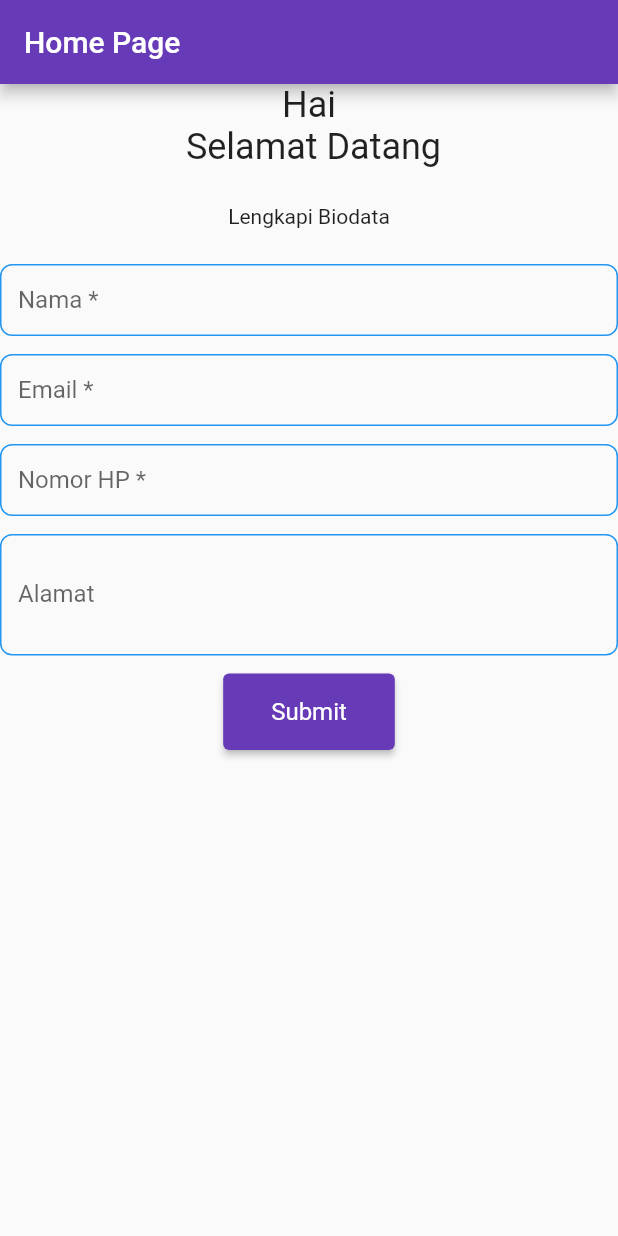
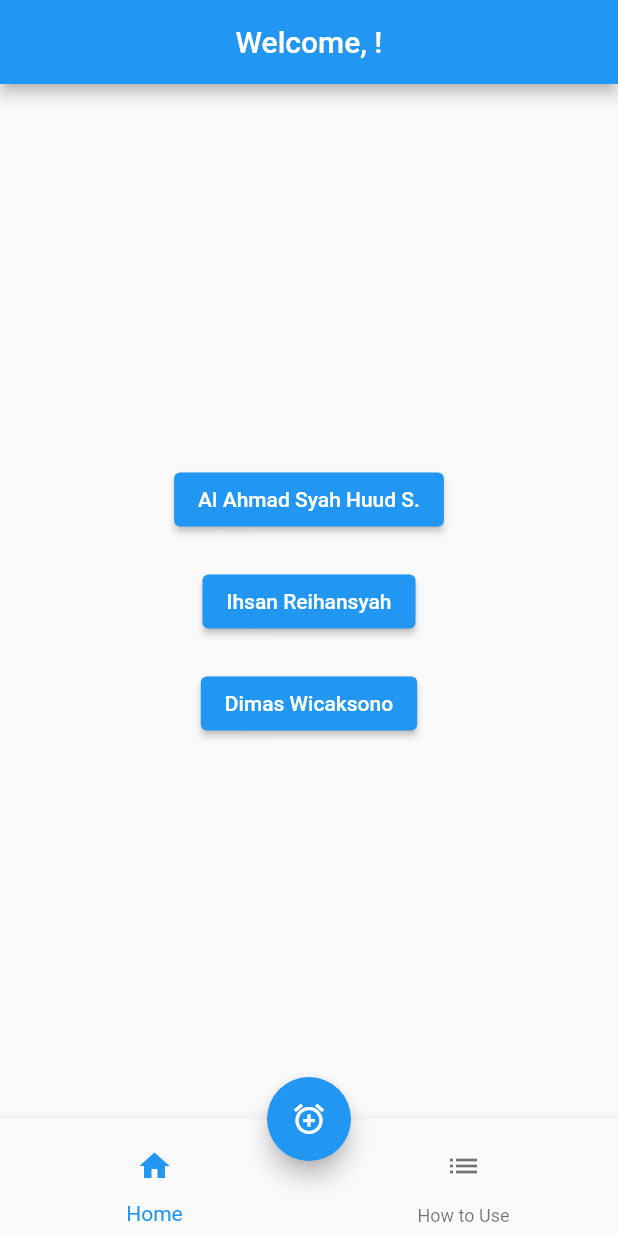
Before and after one commit to triggeredsoyboy/mobile, a Flutter app: the HomePage screen opened directly with empty values, on a phone screen of 412 x 824 dp. Run offline on Flutter 3.47's test engine with Material 2 defaults, Android fonts, the phone set to English and light mode, and no system bars.

```diff
--- a/lib/home_page.dart
+++ b/lib/home_page.dart
@@ -1,6 +1,6 @@
 import 'package:flutter/material.dart';
 import 'package:flutter/widgets.dart';
-import 'package:firstflutterapp/profile_page.dart';
+import 'stopwatch.dart';
 
 class HomePage extends StatefulWidget {
   final String username;
@@ -12,141 +12,112 @@ class HomePage extends StatefulWidget {
 }
 
 class _HomePageState extends State<HomePage> {
-  String _namaLengkap = "";
-  String _email = "";
-  String _nomorHandphone = "";
-  String _alamatRumah = "";
+  final String username = "";
+  int pageIndex = 0;
+  final pages = [
+    const Page1(),
+    const Page2(),
+  ];
 
   @override
   Widget build(BuildContext context) {
     return Scaffold(
       appBar: AppBar(
-        title: Text('Home Page'),
+        title: Text('Welcome, ${widget.username}!'),
+        centerTitle: true,
       ),
-      body: Container(
+      body: pages[pageIndex],
+      bottomNavigationBar: BottomNavigationBar(
+        items: <BottomNavigationBarItem> [
+          BottomNavigationBarItem(
+            icon: IconButton(
+              icon: Icon(Icons.home),
+              onPressed: () {
+                setState(() {
+                  pageIndex = 0;
+                });
+              },
+            ),
+            label: 'Home',
+          ),
+          BottomNavigationBarItem(
+            icon: IconButton(
+              icon: Icon(Icons.list),
+              onPressed: () {
+                setState(() {
+                  pageIndex = 1;
+                });
+              },
+            ),
+            label: 'How to Use',
+          ),
+        ],
+        currentIndex: pageIndex,
+      ),
+      floatingActionButton: FloatingActionButton(
+        onPressed: () {
+          Navigator.push(context,
+              MaterialPageRoute(builder: (context) {
+                return StopWatch();
+              }));
+        },
+        tooltip: 'Stopwatch',
+        child: Icon(Icons.add_alarm),
+      ),
+      floatingActionButtonLocation: FloatingActionButtonLocation.centerDocked,
+    );
+  }
+
+}
+
+class Page1 extends StatelessWidget {
+  const Page1({Key? key}) : super(key: key);
+
+  @override
+  Widget build(BuildContext context) {
+    return Center(
+      child: Container(
         child: Column(
+          mainAxisAlignment: MainAxisAlignment.center,
           children: [
-            Text(""
-                "Hai ${widget.username}\n Selamat Datang",
-              textAlign: TextAlign.center,
-              style: TextStyle(fontSize: 24),
+            ElevatedButton(
+                onPressed: () {},
+                child: Text('Al Ahmad Syah Huud S.'),
             ),
-            SizedBox(height: 24),
-            Text("Lengkapi Biodata"),
-            SizedBox(height: 12),
-            _buildForm(),
-            SizedBox(height: 12),
-            _buildButtonSubmit(context),
+            SizedBox(height: 20),
+            ElevatedButton(
+                onPressed: () {},
+                child: Text('Ihsan Reihansyah'),
+            ),
+            SizedBox(height: 20),
+            ElevatedButton(
+                onPressed: () {},
+                child: Text('Dimas Wicaksono'),
+            ),
           ],
         ),
       ),
     );
   }
+}
 
-  Widget _formInput ({
-    required String hint,
-    required String label,
-    required Function(String value) setStateInput,
-    int maxLines = 1
-  }) {
-    return TextFormField(
-      enabled: true,
-      maxLines: maxLines,
-      decoration: InputDecoration(
-        hintText: hint,
-        labelText: label,
-        contentPadding: const EdgeInsets.all(12.0),
-        border: OutlineInputBorder(
-          borderRadius: BorderRadius.all(Radius.circular(8.0)),
-          borderSide: BorderSide(color: Colors.blue),
-        ),
-        enabledBorder: OutlineInputBorder(
-          borderRadius: BorderRadius.all(Radius.circular(8.0)),
-          borderSide: BorderSide(color: Colors.blue),
-        ),
-      ),
-      onChanged: setStateInput,
-    );
-  }
+class Page2 extends StatelessWidget {
+  const Page2({Key? key}) : super(key: key);
 
-  Widget _buildForm() {
-    return Column(
+  @override
+  Widget build(BuildContext context) {
+    return Row(
+      mainAxisAlignment: MainAxisAlignment.center,
       children: [
-        SizedBox(height: 12),
-        _formInput(
-          hint: "Masukkan Nama Lengkap",
-          label: "Nama *",
-          setStateInput: (value) {
-            setState(() {
-              _namaLengkap = value;
-            });
-          },
-        ),
-        SizedBox(height: 12),
-        _formInput(
-          hint: "Masukkan Alamat Email",
-          label: "Email *",
-          setStateInput: (value) {
-            setState(() {
-              _email = value;
-            });
-          },
-        ),
-        SizedBox(height: 12),
-        _formInput(
-          hint: "Masukkan Nomor HP Aktif",
-          label: "Nomor HP *",
-          setStateInput: (value) {
-            setState(() {
-              _nomorHandphone = value;
-            });
-          },
-        ),
-        SizedBox(height: 12),
-        _formInput(
-          hint: "Masukkan Alamat Rumah",
-          label: "Alamat",
-          setStateInput: (value) {
-            setState(() {
-              _alamatRumah = value;
-            });
-          },
-          maxLines: 3,
+        Column(
+          mainAxisAlignment: MainAxisAlignment.center,
+          children: <Widget>[
+            Container(
+              child: Text('Cara Menggunakan Aplikasi\n1. Login menggunakan username dan password\n2. Ngga tau'),
+            ),
+          ],
         ),
       ],
     );
   }
-
-  Widget _buildButtonSubmit(BuildContext context) {
-    return Container(
-      child: ElevatedButton(
-        onPressed: () {
-          if (_namaLengkap == "" || _email == "" || _nomorHandphone == "") {
-            SnackBar snackBar = SnackBar(content: Text("* data tidak boleh kosong"),
-            );
-            ScaffoldMessenger.of(context).showSnackBar(snackBar);
-          } else {
-            Navigator.push(context, MaterialPageRoute(builder: (context) {
-              return ProfilePage(
-                nama: _namaLengkap,
-                username: widget.username,
-                email: _email,
-                nomor: _nomorHandphone,
-                alamat: _alamatRumah,
-              );
-            }));
-          }
-        },
-        child: Text('Submit'),
-        style: ElevatedButton.styleFrom(
-          padding: EdgeInsets.symmetric(
-              horizontal: 32,
-              vertical: 16,
-          ),
-          textStyle: TextStyle(fontSize: 16),
-        ),
-      ),
-    );
-  }
-
 }
--- a/lib/main.dart
+++ b/lib/main.dart
@@ -1,5 +1,5 @@
 import 'package:flutter/material.dart';
-import 'package:firstflutterapp/login_page.dart';
+import 'package:firstflutterapp/landing_page.dart';
 
 void main() {
   runApp(const MyApp());
@@ -14,9 +14,9 @@ class MyApp extends StatelessWidget {
       debugShowCheckedModeBanner: false,
       title: 'Kelompok 3',
       theme: ThemeData(
-        primarySwatch: Colors.deepPurple,
+        primarySwatch: Colors.blue,
       ),
-      home: LoginPage(),
+      home: LandingPage(),
     );
   }
 }
--- a/lib/profile_page.dart
+++ b/lib/profile_page.dart
@@ -1,6 +1,6 @@
 import 'package:flutter/material.dart';
 import 'package:flutter/widgets.dart';
-import 'package:firstflutterapp/login_page.dart';
+import 'package:firstflutterapp/landing_page.dart';
 
 class ProfilePage extends StatelessWidget {
   final String nama;
@@ -94,7 +94,7 @@ class ProfilePage extends StatelessWidget {
                         Navigator.pushAndRemoveUntil(
                             context,
                             MaterialPageRoute(builder: (context) {
-                              return LoginPage();
+                              return LandingPage();
                             }),
                                 (route) => false,
                         );
```
Also changed, not shown: lib/landing_page.dart (added, +42 -0 lines), lib/login_page.dart (+12 -7 lines), lib/stopwatch.dart (added, +105 -0 lines), pubspec.yaml (+5 -2 lines), assets/images/Picture1.png (added), assets/images/camping.png (renamed from assets/camping.png), assets/images/cover.jpg (renamed from assets/cover.jpg), assets/images/logo.png (renamed from assets/logo.png), pubspec.lock.
